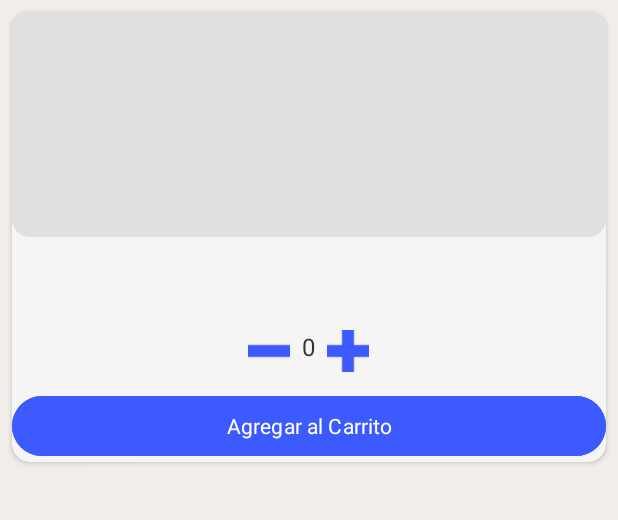
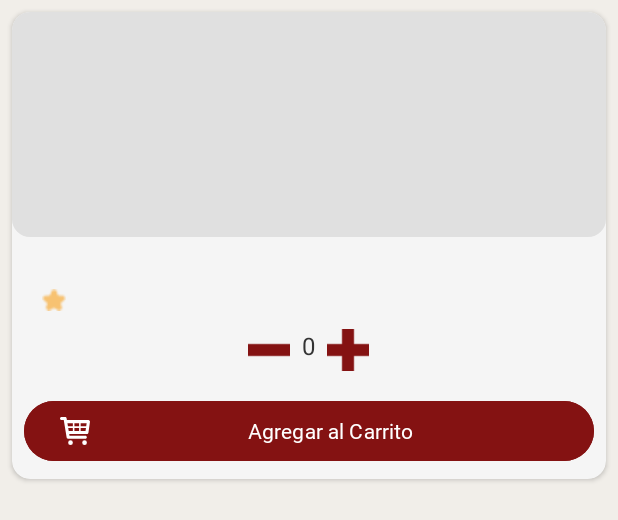
Before and after one commit to Web-Developers2-0/ProyectoIntegradorMobile, an Android app: the layout item_product.xml on its own in the app's theme, with its tools: preview values and no code run, on a phone screen of 412 x 824 dp. Shown: the top 520 px of the screen. Run offline under Robolectric (Android 15) with nearby library versions, the light colour scheme and no system bars; network calls fail.

Commit message:
Arreglos en Activity Products: cambio de UI para cada card, adecuacion para Accesibilidad

```diff
--- a/app/src/main/res/layout/activity_product.xml
+++ b/app/src/main/res/layout/activity_product.xml
@@ -1,13 +1,15 @@
 <RelativeLayout xmlns:android="http://schemas.android.com/apk/res/android"
+    xmlns:app="http://schemas.android.com/apk/res-auto"
     android:layout_width="match_parent"
     android:layout_height="match_parent"
-    android:background="#1C1C1C">
+    android:background="@color/background_dark">
 
     <ImageButton
         android:id="@+id/btnBack"
         android:layout_width="40dp"
         android:layout_height="40dp"
         android:src="@drawable/ic_back_arrow"
+        app:tint="@android:color/white"
         android:background="?attr/selectableItemBackgroundBorderless"
         android:contentDescription="@string/back"
         android:layout_margin="16dp"
@@ -42,14 +44,4 @@
         android:clipToPadding="false"
         android:paddingBottom="16dp" />
 
-    <ImageView
-        android:id="@+id/imgCart"
-        android:layout_width="wrap_content"
-        android:layout_height="wrap_content"
-        android:src="@drawable/cart"
-        android:contentDescription="@string/cart_icon_desc"
-        android:layout_alignParentEnd="true"
-        android:layout_alignParentBottom="true"
-        android:layout_margin="16dp" />
-
 </RelativeLayout>
--- a/app/src/main/res/layout/item_product.xml
+++ b/app/src/main/res/layout/item_product.xml
@@ -13,7 +13,7 @@
         android:layout_width="match_parent"
         android:layout_height="wrap_content"
         android:orientation="vertical"
-        android:gravity="bottom"> <!-- Añadido gravity="bottom" -->
+        android:gravity="bottom">
 
         <ImageView
             android:id="@+id/productImage"
@@ -27,40 +27,60 @@
             android:id="@+id/productName"
             android:layout_width="match_parent"
             android:layout_height="wrap_content"
-            android:textColor="#333333"
+            android:textColor="@color/black"
             android:textStyle="bold"
-            android:textSize="18sp"
-            android:layout_marginBottom="2dp"
+            android:textSize="16sp"
+            android:maxLines="1"
+            android:ellipsize="end"
+            android:layout_marginHorizontal="10dp"
+            android:layout_marginBottom="4dp"
             android:fontFamily="@font/interregular"/>
 
-        <TextView
-            android:id="@+id/productRating"
+        <!-- Contenedor para calificación con estrella -->
+        <LinearLayout
             android:layout_width="wrap_content"
             android:layout_height="wrap_content"
-            android:textColor="#FFD700"
-            android:textSize="14sp"
-            android:layout_marginBottom="8dp" />
+            android:orientation="horizontal"
+            android:layout_marginHorizontal="20dp"
+            android:layout_marginBottom="8dp">
+
+            <ImageView
+                android:id="@+id/comic_star_icon"
+                android:layout_width="16dp"
+                android:layout_height="16dp"
+                android:src="@drawable/product_star" />
+
+            <TextView
+                android:id="@+id/productRating"
+                android:layout_width="wrap_content"
+                android:layout_height="wrap_content"
+                android:textColor="@color/text_alternative_dark"
+                android:textSize="14sp"
+                android:layout_marginStart="4dp" />
+        </LinearLayout>
 
         <LinearLayout
             android:layout_width="match_parent"
             android:layout_height="wrap_content"
             android:orientation="horizontal"
-            android:gravity="center_horizontal"> <!-- Añadido gravity="center_horizontal" -->
+            android:gravity="center_horizontal"
+            android:layout_marginBottom="8dp"
+            android:layout_marginHorizontal="8dp">
 
             <ImageButton
                 android:id="@+id/btnRemove"
                 android:layout_width="28dp"
                 android:layout_height="28dp"
+                android:background="?android:attr/selectableItemBackground"
                 android:src="@drawable/ic_remove"
-                android:background="?android:attr/selectableItemBackground"
-                android:contentDescription="Disminuir cantidad"
-                android:tint="#3D5AFE"/>
+                android:contentDescription="@string/decrease_quantity"
+                app:tint="@color/dark_red"/>
 
             <TextView
                 android:id="@+id/txtQuantity"
                 android:layout_width="wrap_content"
                 android:layout_height="wrap_content"
-                android:text="0"
+                android:text="@string/default_quantity"
                 android:textColor="#333333"
                 android:textSize="16sp"
                 android:layout_marginHorizontal="8dp" />
@@ -69,22 +89,23 @@
                 android:id="@+id/btnAdd"
                 android:layout_width="28dp"
                 android:layout_height="28dp"
+                android:background="?android:attr/selectableItemBackground"
                 android:src="@drawable/ic_add"
-                android:background="?android:attr/selectableItemBackground"
-                android:contentDescription="Aumentar cantidad"
-                android:tint="#3D5AFE"/>
+                android:contentDescription="@string/increase_quantity"
+                app:tint="@color/dark_red"/>
         </LinearLayout>
 
         <Button
             android:id="@+id/btnAddToCart"
             android:layout_width="match_parent"
             android:layout_height="wrap_content"
-            android:text="Agregar al Carrito"
-            android:layout_gravity="bottom"
-        android:paddingVertical="10dp"
-        android:backgroundTint="#3D5AFE"
-        android:textColor="@android:color/white"
-        android:layout_marginTop="12dp"
-            android:fontFamily="@font/"/>
+            android:text="@string/add_to_cart"
+            android:drawableLeft="@drawable/cart"
+            android:drawableTint="@android:color/white"
+            android:paddingVertical="10dp"
+            android:backgroundTint="@color/dark_red"
+            android:textColor="@android:color/white"
+            android:layout_margin="8dp"
+            android:fontFamily="@font/interregular"/>
     </LinearLayout>
 </androidx.cardview.widget.CardView>
--- a/app/src/main/res/values/strings.xml
+++ b/app/src/main/res/values/strings.xml
@@ -12,6 +12,11 @@
     <string name="product_image_desc">Product Image</string>
     <string name="marvel_category">Marvel Category</string>
     <string name="dc_category">DC Category</string>
+    <string name="decrease_quantity">Disminuir cantidad</string>
+    <string name="increase_quantity">Aumentar cantidad</string>
+    <string name="add_to_cart">Agregar al Carrito</string>
+    <string name="default_quantity">0</string>
+
 
     <!--Strings para Info personal-->
     <string name="user_act_name">User</string>
@@ -118,7 +123,7 @@
     <!-- Strings para la Actividad Home -->
     <string name="user_hello">Hi User!</string>
     <string name="home_title">Elige una categoria</string>
-    <string name="btn_seemore">Ver más</string>
+    <string name="btn_seemore">Recomendados</string>
     <string name="faq_nav">Preguntas Frecuentes</string>
     <string name="contact_nav">Contactanos</string>
     <string name="Soporte">Soporte</string>
@@ -132,7 +137,7 @@
     <string name="icono_preguntas">icono preguntas</string>
     <string name="icono_terminos">icono terminos</string>
     <string name="icono_chico_user">icono chico user</string>
-    <string name="mas_populares">Más populares</string>
+    <string name="mas_populares">Próximos arrivos</string>
     <string name="gwenpool_description">New comic</string>
 
     <!-- Descripciones para accesibilidad -->
```
